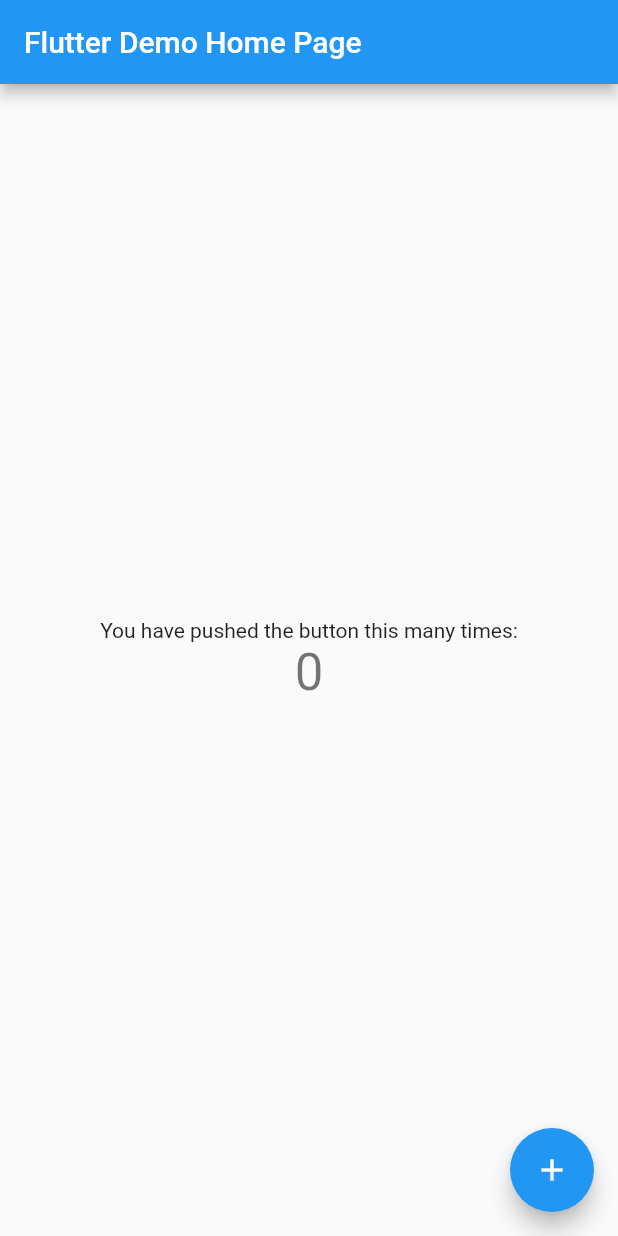
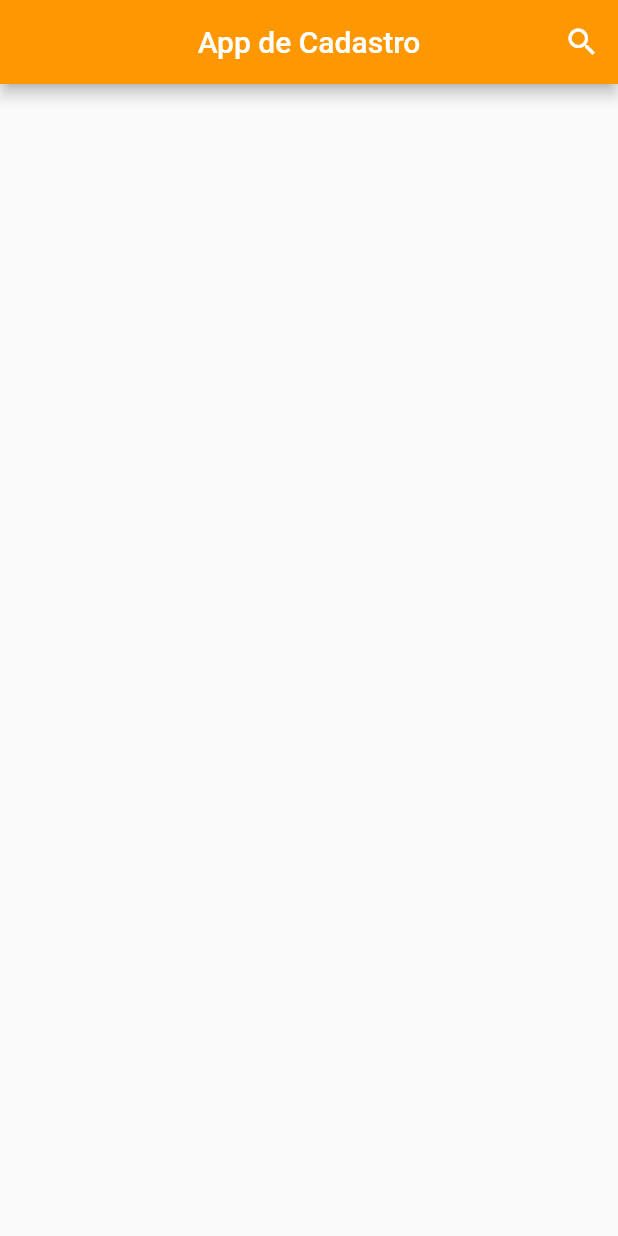
Before and after one commit to ALuizGomes/pm1_sala_flutter, a Flutter app: the screen it shows after launch, on a phone screen of 412 x 824 dp. Run offline on Flutter 3.47's test engine with Material 2 defaults, Android fonts, the phone set to English and light mode, and no system bars.

Commit message:
Front Page
Inicio da front page. Nada muito especifico

```diff
--- a/lib/main.dart
+++ b/lib/main.dart
@@ -1,115 +1,37 @@
 import 'package:flutter/material.dart';
 
-void main() {
-  runApp(const MyApp());
+void main() => runApp(const Review1());
+
+class Review1 extends StatefulWidget {
+  const Review1({Key? key}) : super(key: key);
+
+  @override
+  State<Review1> createState() => _Review1State();
 }
 
-class MyApp extends StatelessWidget {
-  const MyApp({Key? key}) : super(key: key);
+class _Review1State extends State<Review1> {
 
-  // This widget is the root of your application.
-  @override
-  Widget build(BuildContext context) {
-    return MaterialApp(
-      title: 'Flutter Demo',
-      theme: ThemeData(
-        // This is the theme of your application.
-        //
-        // Try running your application with "flutter run". You'll see the
-        // application has a blue toolbar. Then, without quitting the app, try
-        // changing the primarySwatch below to Colors.green and then invoke
-        // "hot reload" (press "r" in the console where you ran "flutter run",
-        // or simply save your changes to "hot reload" in a Flutter IDE).
-        // Notice that the counter didn't reset back to zero; the application
-        // is not restarted.
-        primarySwatch: Colors.blue,
-      ),
-      home: const MyHomePage(title: 'Flutter Demo Home Page'),
+  _appBar(String title, bool center, Color color) {
+    return AppBar(
+      title: Text(title),
+      centerTitle: center,
+      backgroundColor: color,
+      actions: [
+        IconButton(
+          icon: const Icon(Icons.search),
+          onPressed: () {},
+        )
+      ],
     );
-  }
-}
-
-class MyHomePage extends StatefulWidget {
-  const MyHomePage({Key? key, required this.title}) : super(key: key);
-
-  // This widget is the home page of your application. It is stateful, meaning
-  // that it has a State object (defined below) that contains fields that affect
-  // how it looks.
-
-  // This class is the configuration for the state. It holds the values (in this
-  // case the title) provided by the parent (in this case the App widget) and
-  // used by the build method of the State. Fields in a Widget subclass are
-  // always marked "final".
-
-  final String title;
-
-  @override
-  State<MyHomePage> createState() => _MyHomePageState();
-}
-
-class _MyHomePageState extends State<MyHomePage> {
-  int _counter = 0;
-
-  void _incrementCounter() {
-    setState(() {
-      // This call to setState tells the Flutter framework that something has
-      // changed in this State, which causes it to rerun the build method below
-      // so that the display can reflect the updated values. If we changed
-      // _counter without calling setState(), then the build method would not be
-      // called again, and so nothing would appear to happen.
-      _counter++;
-    });
   }
 
   @override
   Widget build(BuildContext context) {
-    // This method is rerun every time setState is called, for instance as done
-    // by the _incrementCounter method above.
-    //
-    // The Flutter framework has been optimized to make rerunning build methods
-    // fast, so that you can just rebuild anything that needs updating rather
-    // than having to individually change instances of widgets.
-    return Scaffold(
-      appBar: AppBar(
-        // Here we take the value from the MyHomePage object that was created by
-        // the App.build method, and use it to set our appbar title.
-        title: Text(widget.title),
-      ),
-      body: Center(
-        // Center is a layout widget. It takes a single child and positions it
-        // in the middle of the parent.
-        child: Column(
-          // Column is also a layout widget. It takes a list of children and
-          // arranges them vertically. By default, it sizes itself to fit its
-          // children horizontally, and tries to be as tall as its parent.
-          //
-          // Invoke "debug painting" (press "p" in the console, choose the
-          // "Toggle Debug Paint" action from the Flutter Inspector in Android
-          // Studio, or the "Toggle Debug Paint" command in Visual Studio Code)
-          // to see the wireframe for each widget.
-          //
-          // Column has various properties to control how it sizes itself and
-          // how it positions its children. Here we use mainAxisAlignment to
-          // center the children vertically; the main axis here is the vertical
-          // axis because Columns are vertical (the cross axis would be
-          // horizontal).
-          mainAxisAlignment: MainAxisAlignment.center,
-          children: <Widget>[
-            const Text(
-              'You have pushed the button this many times:',
-            ),
-            Text(
-              '$_counter',
-              style: Theme.of(context).textTheme.headline4,
-            ),
-          ],
-        ),
-      ),
-      floatingActionButton: FloatingActionButton(
-        onPressed: _incrementCounter,
-        tooltip: 'Increment',
-        child: const Icon(Icons.add),
-      ), // This trailing comma makes auto-formatting nicer for build methods.
-    );
+    return MaterialApp(
+        debugShowCheckedModeBanner: false,
+        home: Scaffold(
+          appBar: _appBar('App de Cadastro', true, Colors.orange)
+        )
+      );
   }
 }
```
Also changed, not shown: 1 other file.
